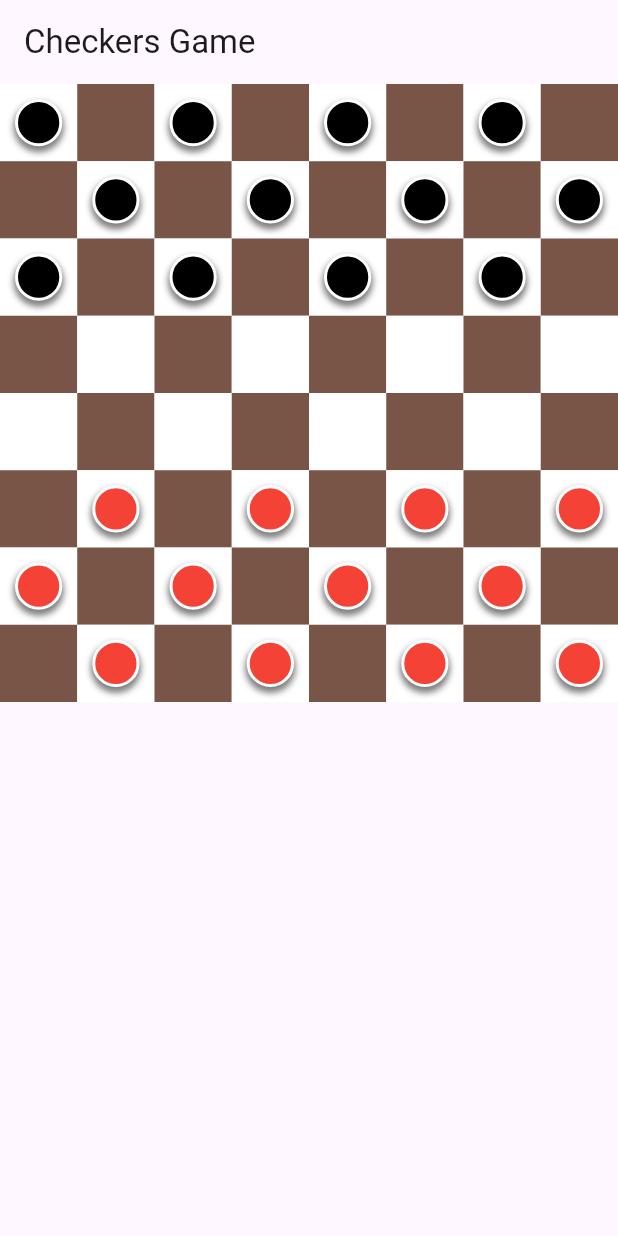
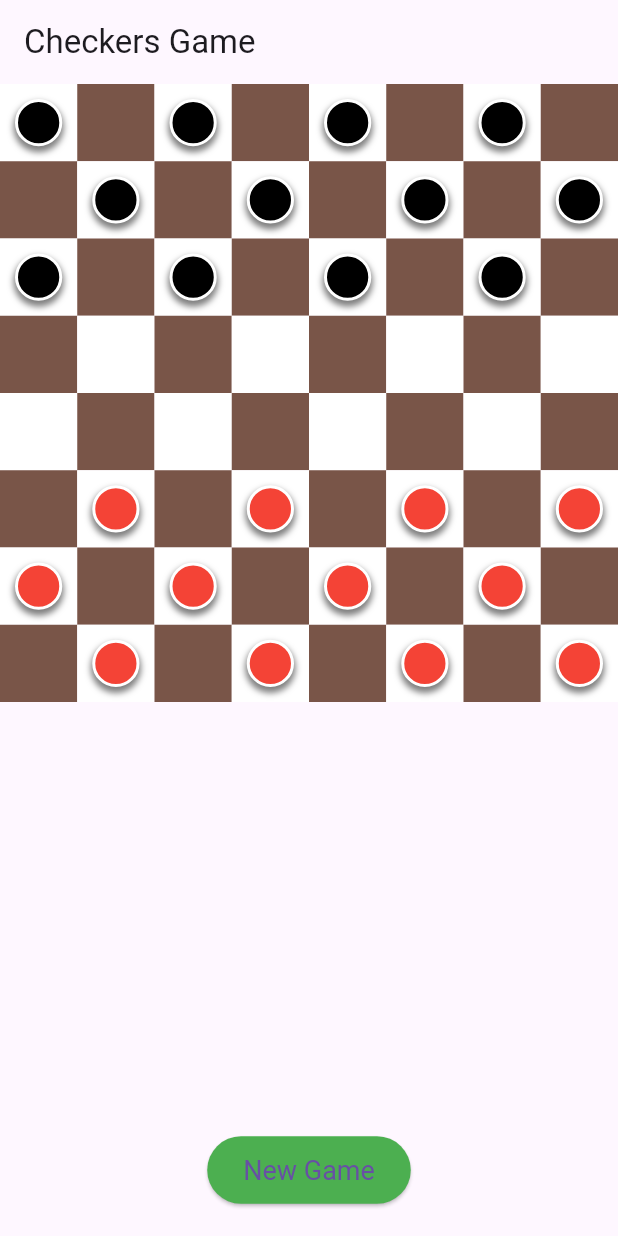
Before and after one commit to julianraj/checkers_game, a Flutter app: the screen it shows after launch, on a phone screen of 412 x 824 dp. Run offline on Flutter 3.47's test engine with Material 3 defaults, Android fonts, the light colour scheme and no system bars; our stand-ins replace audioplayers.

Commit message:
add button to reset game

```diff
--- a/lib/main.dart
+++ b/lib/main.dart
@@ -188,7 +188,11 @@ class BoardState extends State<Board> {
 
   @override
   Widget build(BuildContext context) {
-    return GridView.builder(
+    return Column(
+      children: [
+        Flexible(
+          flex: 1,
+          child: GridView.builder(
             itemCount: 64,  // 8x8 board = 64 squares
             gridDelegate: SliverGridDelegateWithFixedCrossAxisCount(
               crossAxisCount: 8,  // 8 columns
@@ -223,6 +227,26 @@ class BoardState extends State<Board> {
                 )
               );
             },
+          )
+        ),
+        Container(
+          padding: EdgeInsets.all(20),
+          child: ElevatedButton(
+            onPressed: () {
+              setState(() {
+                pieces = List.filled(64, null);  // Reset the pieces array
+                initPieces();
+              });
+            },
+            child: Text('New Game'),
+            style: ElevatedButton.styleFrom(
+              padding: EdgeInsets.symmetric(horizontal: 24, vertical: 12),
+              textStyle: TextStyle(fontSize: 18, color: Colors.white),
+              backgroundColor: Colors.green,
+            ),
+          )
+        )
+      ],
     );
   }
 }
```
Lines whose indentation alone changed are shown as unchanged.
